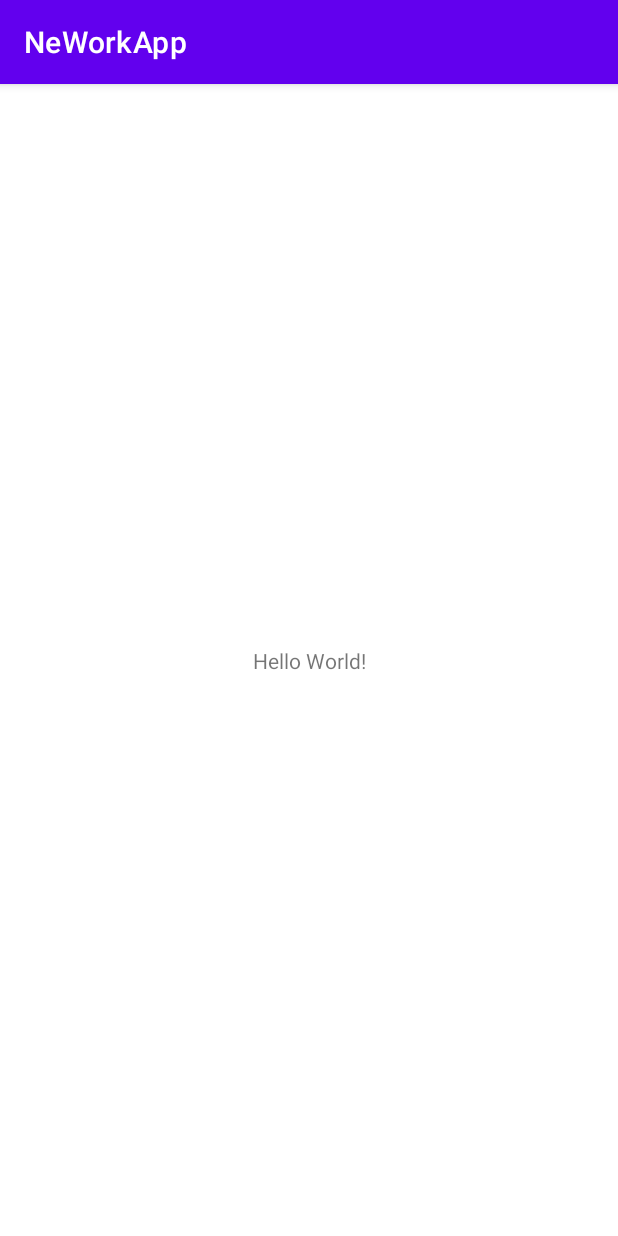
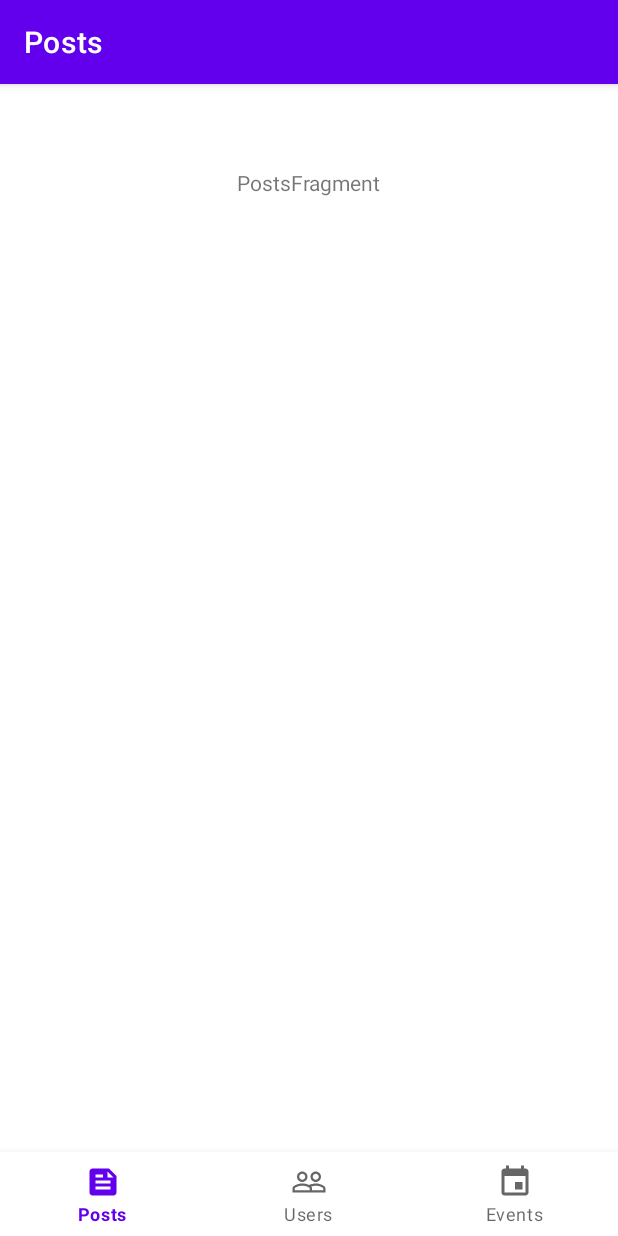
Before and after one commit to MSPirat/NeWorkApp, an Android app: the screen it shows after launch (MainActivity before the commit, AppActivity after it), on a phone screen of 412 x 824 dp. Run offline under Robolectric (Android 15) with nearby library versions, the phone set to English and light mode, and no system bars; our stand-ins replace navigation-ui.

Commit message:
Update build.gradle & AndroidManifest.xml, added fragments & navigation

```diff
--- a/app/src/main/AndroidManifest.xml
+++ b/app/src/main/AndroidManifest.xml
@@ -13,7 +13,7 @@
         android:theme="@style/Theme.NeWorkApp"
         tools:targetApi="31">
         <activity
-            android:name=".MainActivity"
+            android:name=".activity.AppActivity"
             android:exported="true">
             <intent-filter>
                 <action android:name="android.intent.action.MAIN" />
--- a/app/src/main/java/ru/netology/neworkapp/MainActivity.kt
+++ /dev/null
@@ -1,11 +0,0 @@
-package ru.netology.neworkapp
-
-import androidx.appcompat.app.AppCompatActivity
-import android.os.Bundle
-
-class MainActivity : AppCompatActivity() {
-    override fun onCreate(savedInstanceState: Bundle?) {
-        super.onCreate(savedInstanceState)
-        setContentView(R.layout.activity_main)
-    }
-}
--- /dev/null
+++ b/app/src/main/java/ru/netology/neworkapp/activity/AppActivity.kt
@@ -0,0 +1,38 @@
+package ru.netology.neworkapp.activity
+
+import android.os.Bundle
+import androidx.appcompat.app.AppCompatActivity
+import androidx.navigation.findNavController
+import androidx.navigation.ui.AppBarConfiguration
+import androidx.navigation.ui.setupActionBarWithNavController
+import androidx.navigation.ui.setupWithNavController
+import com.google.android.material.bottomnavigation.BottomNavigationView
+import ru.netology.neworkapp.R
+import ru.netology.neworkapp.databinding.ActivityAppBinding
+
+class AppActivity : AppCompatActivity() {
+
+    private lateinit var binding: ActivityAppBinding
+
+    override fun onCreate(savedInstanceState: Bundle?) {
+        super.onCreate(savedInstanceState)
+
+        binding = ActivityAppBinding.inflate(layoutInflater)
+        setContentView(binding.root)
+
+        val navView: BottomNavigationView = binding.navView
+
+        val navController = findNavController(R.id.nav_host_fragment_activity_app)
+
+        val appBarConfiguration = AppBarConfiguration(
+            setOf(
+                R.id.nav_posts,
+                R.id.nav_users,
+                R.id.nav_events
+            )
+        )
+        setupActionBarWithNavController(navController, appBarConfiguration)
+
+        navView.setupWithNavController(navController)
+    }
+}
--- /dev/null
+++ b/app/src/main/java/ru/netology/neworkapp/activity/PostsFragment.kt
@@ -0,0 +1,24 @@
+package ru.netology.neworkapp.activity
+
+import android.os.Bundle
+import android.view.LayoutInflater
+import android.view.View
+import android.view.ViewGroup
+import androidx.fragment.app.Fragment
+import ru.netology.neworkapp.databinding.FragmentPostsBinding
+
+class PostsFragment : Fragment() {
+
+    override fun onCreateView(
+        inflater: LayoutInflater,
+        container: ViewGroup?,
+        savedInstanceState: Bundle?,
+    ): View {
+        val binding = FragmentPostsBinding.inflate(
+            inflater,
+            container,
+            false
+        )
+        return binding.root
+    }
+}
--- /dev/null
+++ b/app/src/main/res/drawable/ic_baseline_event_24.xml
@@ -0,0 +1,5 @@
+<vector android:height="24dp" android:tint="#000000"
+    android:viewportHeight="24" android:viewportWidth="24"
+    android:width="24dp" xmlns:android="http://schemas.android.com/apk/res/android">
+    <path android:fillColor="@android:color/white" android:pathData="M17,12h-5v5h5v-5zM16,1v2L8,3L8,1L6,1v2L5,3c-1.11,0 -1.99,0.9 -1.99,2L3,19c0,1.1 0.89,2 2,2h14c1.1,0 2,-0.9 2,-2L21,5c0,-1.1 -0.9,-2 -2,-2h-1L18,1h-2zM19,19L5,19L5,8h14v11z"/>
+</vector>
--- /dev/null
+++ b/app/src/main/res/drawable/ic_baseline_feed_24.xml
@@ -0,0 +1,5 @@
+<vector android:autoMirrored="true" android:height="24dp"
+    android:tint="#000000" android:viewportHeight="24"
+    android:viewportWidth="24" android:width="24dp" xmlns:android="http://schemas.android.com/apk/res/android">
+    <path android:fillColor="@android:color/white" android:pathData="M16,3H5C3.9,3 3,3.9 3,5v14c0,1.1 0.9,2 2,2h14c1.1,0 2,-0.9 2,-2V8L16,3zM7,7h5v2H7V7zM17,17H7v-2h10V17zM17,13H7v-2h10V13zM15,9V5l4,4H15z"/>
+</vector>
--- /dev/null
+++ b/app/src/main/res/drawable/ic_baseline_people_outline_24.xml
@@ -0,0 +1,5 @@
+<vector android:height="24dp" android:tint="#000000"
+    android:viewportHeight="24" android:viewportWidth="24"
+    android:width="24dp" xmlns:android="http://schemas.android.com/apk/res/android">
+    <path android:fillColor="@android:color/white" android:pathData="M16.5,13c-1.2,0 -3.07,0.34 -4.5,1 -1.43,-0.67 -3.3,-1 -4.5,-1C5.33,13 1,14.08 1,16.25L1,19h22v-2.75c0,-2.17 -4.33,-3.25 -6.5,-3.25zM12.5,17.5h-10v-1.25c0,-0.54 2.56,-1.75 5,-1.75s5,1.21 5,1.75v1.25zM21.5,17.5L14,17.5v-1.25c0,-0.46 -0.2,-0.86 -0.52,-1.22 0.88,-0.3 1.96,-0.53 3.02,-0.53 2.44,0 5,1.21 5,1.75v1.25zM7.5,12c1.93,0 3.5,-1.57 3.5,-3.5S9.43,5 7.5,5 4,6.57 4,8.5 5.57,12 7.5,12zM7.5,6.5c1.1,0 2,0.9 2,2s-0.9,2 -2,2 -2,-0.9 -2,-2 0.9,-2 2,-2zM16.5,12c1.93,0 3.5,-1.57 3.5,-3.5S18.43,5 16.5,5 13,6.57 13,8.5s1.57,3.5 3.5,3.5zM16.5,6.5c1.1,0 2,0.9 2,2s-0.9,2 -2,2 -2,-0.9 -2,-2 0.9,-2 2,-2z"/>
+</vector>
--- /dev/null
+++ b/app/src/main/res/layout/activity_app.xml
@@ -0,0 +1,33 @@
+<?xml version="1.0" encoding="utf-8"?>
+<androidx.constraintlayout.widget.ConstraintLayout xmlns:android="http://schemas.android.com/apk/res/android"
+    xmlns:app="http://schemas.android.com/apk/res-auto"
+    android:id="@+id/container"
+    android:layout_width="match_parent"
+    android:layout_height="match_parent"
+    android:paddingTop="?attr/actionBarSize">
+
+    <com.google.android.material.bottomnavigation.BottomNavigationView
+        android:id="@+id/nav_view"
+        android:layout_width="0dp"
+        android:layout_height="wrap_content"
+        android:layout_marginStart="0dp"
+        android:layout_marginEnd="0dp"
+        android:background="?android:attr/windowBackground"
+        app:layout_constraintBottom_toBottomOf="parent"
+        app:layout_constraintEnd_toEndOf="parent"
+        app:layout_constraintStart_toStartOf="parent"
+        app:menu="@menu/bottom_navigation_menu" />
+
+    <fragment
+        android:id="@+id/nav_host_fragment_activity_app"
+        android:name="androidx.navigation.fragment.NavHostFragment"
+        android:layout_width="match_parent"
+        android:layout_height="match_parent"
+        app:defaultNavHost="true"
+        app:layout_constraintBottom_toTopOf="@+id/nav_view"
+        app:layout_constraintEnd_toEndOf="parent"
+        app:layout_constraintStart_toStartOf="parent"
+        app:layout_constraintTop_toTopOf="parent"
+        app:navGraph="@navigation/navigation_main" />
+
+</androidx.constraintlayout.widget.ConstraintLayout>
--- a/app/src/main/res/layout/activity_main.xml
+++ b/app/src/main/res/layout/fragment_posts.xml
@@ -1,18 +1,20 @@
 <?xml version="1.0" encoding="utf-8"?>
-<androidx.constraintlayout.widget.ConstraintLayout xmlns:android="http://schemas.android.com/apk/res/android"
+<androidx.coordinatorlayout.widget.CoordinatorLayout xmlns:android="http://schemas.android.com/apk/res/android"
     xmlns:app="http://schemas.android.com/apk/res-auto"
     xmlns:tools="http://schemas.android.com/tools"
     android:layout_width="match_parent"
     android:layout_height="match_parent"
-    tools:context=".MainActivity">
+    tools:context="activity.PostsFragment">
 
     <TextView
+        android:id="@+id/textView_fragment_posts"
         android:layout_width="wrap_content"
         android:layout_height="wrap_content"
-        android:text="Hello World!"
+        android:layout_gravity="center_horizontal"
+        android:text="PostsFragment"
         app:layout_constraintBottom_toBottomOf="parent"
         app:layout_constraintEnd_toEndOf="parent"
         app:layout_constraintStart_toStartOf="parent"
         app:layout_constraintTop_toTopOf="parent" />
 
-</androidx.constraintlayout.widget.ConstraintLayout>
+</androidx.coordinatorlayout.widget.CoordinatorLayout>
--- /dev/null
+++ b/app/src/main/res/menu/bottom_navigation_menu.xml
@@ -0,0 +1,18 @@
+<?xml version="1.0" encoding="utf-8"?>
+<menu xmlns:android="http://schemas.android.com/apk/res/android">
+
+    <item
+        android:id="@+id/nav_posts"
+        android:icon="@drawable/ic_baseline_feed_24"
+        android:title="@string/title_posts" />
+
+    <item
+        android:id="@+id/nav_users"
+        android:icon="@drawable/ic_baseline_people_outline_24"
+        android:title="@string/title_users" />
+
+    <item
+        android:id="@+id/nav_events"
+        android:icon="@drawable/ic_baseline_event_24"
+        android:title="@string/title_events" />
+</menu>
--- /dev/null
+++ b/app/src/main/res/navigation/navigation_main.xml
@@ -0,0 +1,26 @@
+<?xml version="1.0" encoding="utf-8"?>
+<navigation xmlns:android="http://schemas.android.com/apk/res/android"
+    xmlns:app="http://schemas.android.com/apk/res-auto"
+    xmlns:tools="http://schemas.android.com/tools"
+    android:id="@+id/navigation_main"
+    app:startDestination="@id/nav_posts">
+
+    <fragment
+        android:id="@+id/nav_posts"
+        android:name="ru.netology.neworkapp.activity.PostsFragment"
+        android:label="@string/title_posts"
+        tools:layout="@layout/fragment_posts" />
+
+    <fragment
+        android:id="@+id/nav_users"
+        android:name="ru.netology.neworkapp.activity.UsersFragment"
+        android:label="@string/title_users"
+        tools:layout="@layout/fragment_users" />
+
+    <fragment
+        android:id="@+id/nav_events"
+        android:name="ru.netology.neworkapp.activity.EventsFragment"
+        android:label="@string/title_events"
+        tools:layout="@layout/fragment_events" />
+
+</navigation>
--- a/app/src/main/res/values/strings.xml
+++ b/app/src/main/res/values/strings.xml
@@ -1,3 +1,6 @@
 <resources>
     <string name="app_name">NeWorkApp</string>
+    <string name="title_posts">Posts</string>
+    <string name="title_users">Users</string>
+    <string name="title_events">Events</string>
 </resources>
```
Also changed, not shown: app/build.gradle (+7 -0 lines), app/src/main/java/ru/netology/neworkapp/activity/EventsFragment.kt (added, +24 -0 lines), app/src/main/java/ru/netology/neworkapp/activity/UsersFragment.kt (added, +24 -0 lines), app/src/main/res/layout/fragment_events.xml (added, +20 -0 lines), app/src/main/res/layout/fragment_users.xml (added, +20 -0 lines), 1 other file.
